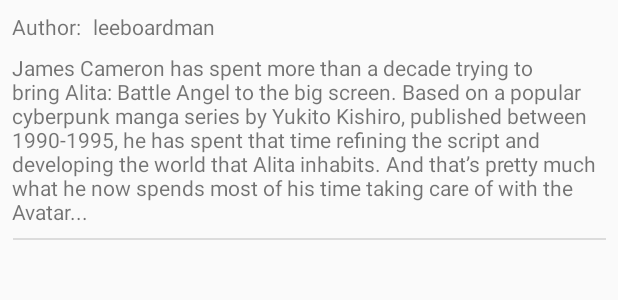
After one commit to mdzyuba/popmov2, an Android app: the layout review_item.xml on its own in the app's theme, with its tools: preview values and no code run, on a phone screen of 412 x 824 dp. The commit adds this screen. Shown: the top 300 px of the screen. Run offline under Robolectric (Android 15) with nearby library versions, the phone set to English and light mode, and no system bars; network calls fail.

Commit message:
Added reviews to the movie details page.

```diff
--- /dev/null
+++ b/app/src/main/res/layout/review_item.xml
@@ -0,0 +1,56 @@
+<?xml version="1.0" encoding="utf-8"?>
+<androidx.constraintlayout.widget.ConstraintLayout
+    xmlns:android="http://schemas.android.com/apk/res/android"
+    xmlns:app="http://schemas.android.com/apk/res-auto"
+    xmlns:tools="http://schemas.android.com/tools"
+    android:orientation="vertical" android:layout_width="match_parent"
+    android:layout_height="match_parent">
+
+
+    <TextView
+        android:id="@+id/textView3"
+        android:layout_width="wrap_content"
+        android:layout_height="wrap_content"
+        android:layout_marginStart="8dp"
+        android:layout_marginTop="8dp"
+        android:text="@string/author"
+        app:layout_constraintStart_toStartOf="parent"
+        app:layout_constraintTop_toTopOf="parent" />
+
+    <TextView
+        android:id="@+id/tv_author"
+        android:layout_width="0dp"
+        android:layout_height="wrap_content"
+        android:layout_marginStart="8dp"
+        android:layout_marginTop="8dp"
+        android:layout_marginEnd="8dp"
+        app:layout_constraintEnd_toEndOf="parent"
+        app:layout_constraintStart_toEndOf="@+id/textView3"
+        app:layout_constraintTop_toTopOf="parent"
+        tools:text="leeboardman" />
+
+    <TextView
+        android:id="@+id/tv_content"
+        android:layout_width="0dp"
+        android:layout_height="wrap_content"
+        android:layout_marginStart="8dp"
+        android:layout_marginTop="8dp"
+        android:layout_marginEnd="8dp"
+        android:text=""
+        app:layout_constraintEnd_toEndOf="parent"
+        app:layout_constraintStart_toStartOf="parent"
+        app:layout_constraintTop_toBottomOf="@+id/tv_author"
+        tools:text="James Cameron has spent more than a decade trying to bring Alita: Battle Angel to the big screen. Based on a popular cyberpunk manga series by Yukito Kishiro, published between 1990-1995, he has spent that time refining the script and developing the world that Alita inhabits. And that’s pretty much what he now spends most of his time taking care of with the Avatar..." />
+
+    <View
+        android:id="@+id/divider4"
+        android:layout_width="395dp"
+        android:layout_height="1dp"
+        android:layout_marginStart="8dp"
+        android:layout_marginTop="8dp"
+        android:layout_marginEnd="8dp"
+        android:background="?android:attr/listDivider"
+        app:layout_constraintEnd_toEndOf="parent"
+        app:layout_constraintStart_toStartOf="parent"
+        app:layout_constraintTop_toBottomOf="@+id/tv_content" />
+</androidx.constraintlayout.widget.ConstraintLayout>
--- a/app/src/main/res/values/strings.xml
+++ b/app/src/main/res/values/strings.xml
@@ -16,4 +16,6 @@
     <string name="movie_detail_activity">Movie Details</string>
     <string name="trailers">Trailers:</string>
     <string name="trailer">Trailer %1$s</string>
+    <string name="reviews">Reviews:</string>
+    <string name="author">Author:</string>
 </resources>
```
Also changed, not shown: app/src/main/java/com/mdzyuba/popularmovies/MovieDetailsActivity.java (+16 -0 lines), app/src/main/res/layout/activity_movie_details.xml (+36 -0 lines), app/src/main/res/layout/reviews.xml (renamed from app/src/main/res/layout/trailers.xml).
